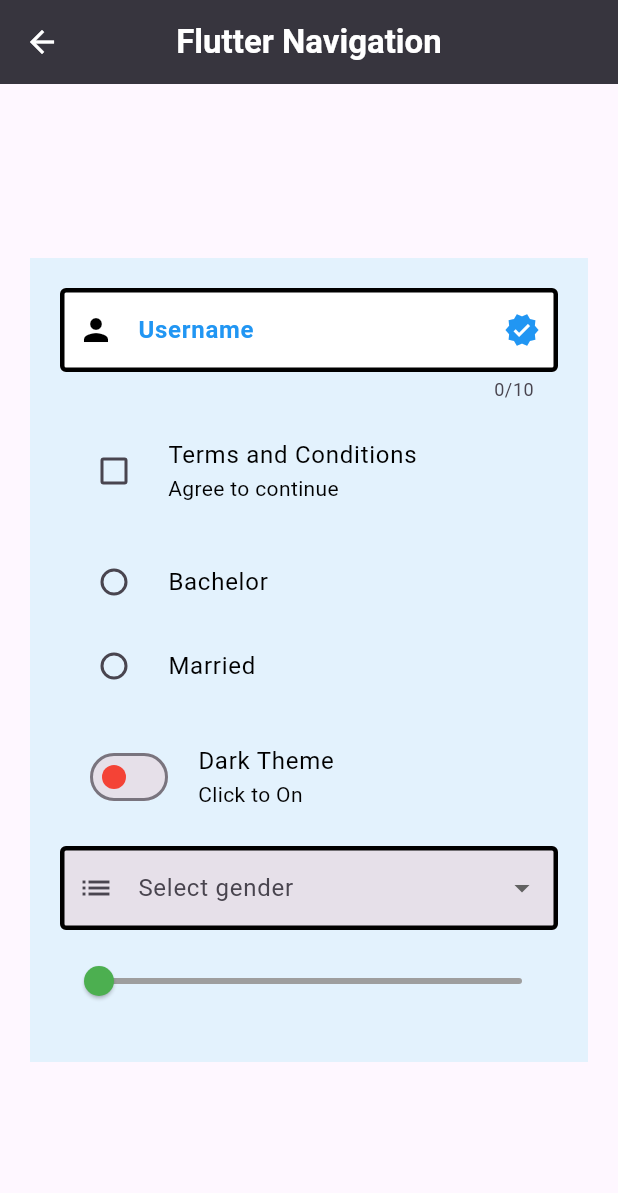
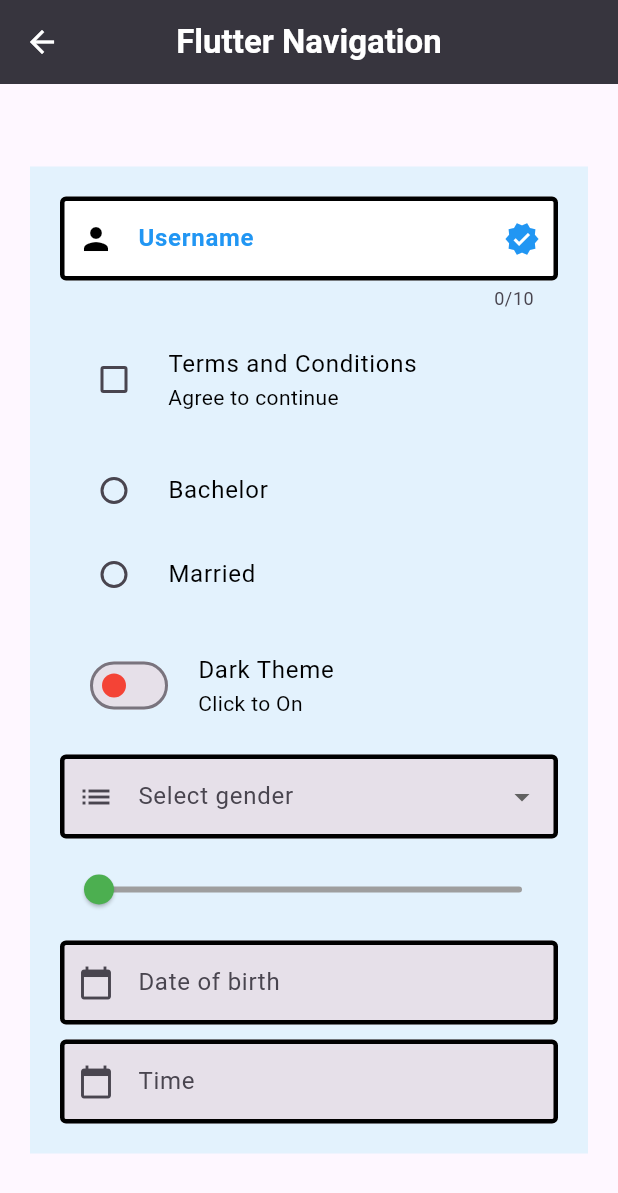
Before and after one commit to Muhammed-Aflah-A/the_application, a Flutter app: the Page3 screen opened by its route, on a phone screen of 412 x 824 dp. Shown: the top 1193 px of the screen. Run offline on Flutter 3.47's test engine with Material 3 defaults, Android fonts, the phone set to English and light mode, and no system bars.

Commit message:
added date and time feild in form validation page

```diff
--- a/lib/view/form_validation.dart
+++ b/lib/view/form_validation.dart
@@ -1,4 +1,5 @@
 import 'package:flutter/material.dart';
+import 'package:intl/intl.dart';
 import 'package:the_app/utils/colours.dart';
 
 class Page3 extends StatefulWidget {
@@ -14,6 +15,10 @@ class _Page3State extends State<Page3> {
   String? maritalStatus;
   bool theme = false;
   double currentValue = 0;
+  final dobController = TextEditingController();
+  final timeController = TextEditingController();
+  String? date;
+  String? time;
   @override
   Widget build(BuildContext context) {
     return Scaffold(
@@ -187,6 +192,77 @@ class _Page3State extends State<Page3> {
                               inactiveColor: Colors.grey,
                             ),
                             SizedBox(height: 10),
+                            TextFormField(
+                              controller: dobController,
+                              decoration: InputDecoration(
+                                filled: true,
+                                labelText: "Date of birth",
+                                prefixIcon: Icon(Icons.calendar_today),
+                                focusedBorder: OutlineInputBorder(
+                                  borderSide: BorderSide(
+                                    color: Colors.black,
+                                    width: 3,
+                                  ),
+                                ),
+                                enabledBorder: OutlineInputBorder(
+                                  borderSide: BorderSide(
+                                    color: Colors.black,
+                                    width: 3,
+                                  ),
+                                ),
+                              ),
+                              readOnly: true,
+                              onTap: () async {
+                                DateTime? picked = await showDatePicker(
+                                  context: context,
+                                  initialDate: DateTime(2000, 1, 1),
+                                  firstDate: DateTime(1975),
+                                  lastDate: DateTime.now(),
+                                );
+                                if (picked != null) {
+                                  setState(() {
+                                    date = DateFormat(
+                                      "EEEE, dd-MMM-yyyy",
+                                    ).format(picked);
+                                    dobController.text = date!;
+                                  });
+                                }
+                              },
+                            ),
+                            SizedBox(height: 10),
+                            TextFormField(
+                              controller: timeController,
+                              decoration: InputDecoration(
+                                filled: true,
+                                labelText: "Time",
+                                prefixIcon: Icon(Icons.calendar_today),
+                                focusedBorder: OutlineInputBorder(
+                                  borderSide: BorderSide(
+                                    color: Colors.black,
+                                    width: 3,
+                                  ),
+                                ),
+                                enabledBorder: OutlineInputBorder(
+                                  borderSide: BorderSide(
+                                    color: Colors.black,
+                                    width: 3,
+                                  ),
+                                ),
+                              ),
+                              readOnly: true,
+                              onTap: () async {
+                                TimeOfDay? picked = await showTimePicker(
+                                  context: context,
+                                  initialTime: TimeOfDay.now(),
+                                );
+                                if (picked != null) {
+                                  setState(() {
+                                    time = picked.format(context);
+                                    timeController.text = time!;
+                                  });
+                                }
+                              },
+                            ),
                           ],
                         ),
                       ),
--- a/pubspec.yaml
+++ b/pubspec.yaml
@@ -35,6 +35,7 @@ dependencies:
   # Use with the CupertinoIcons class for iOS style icons.
   cupertino_icons: ^1.0.8
   provider: ^6.1.5+1
+  intl: ^0.20.2
 
 dev_dependencies:
   flutter_test:
```
Also changed, not shown: pubspec.lock.
